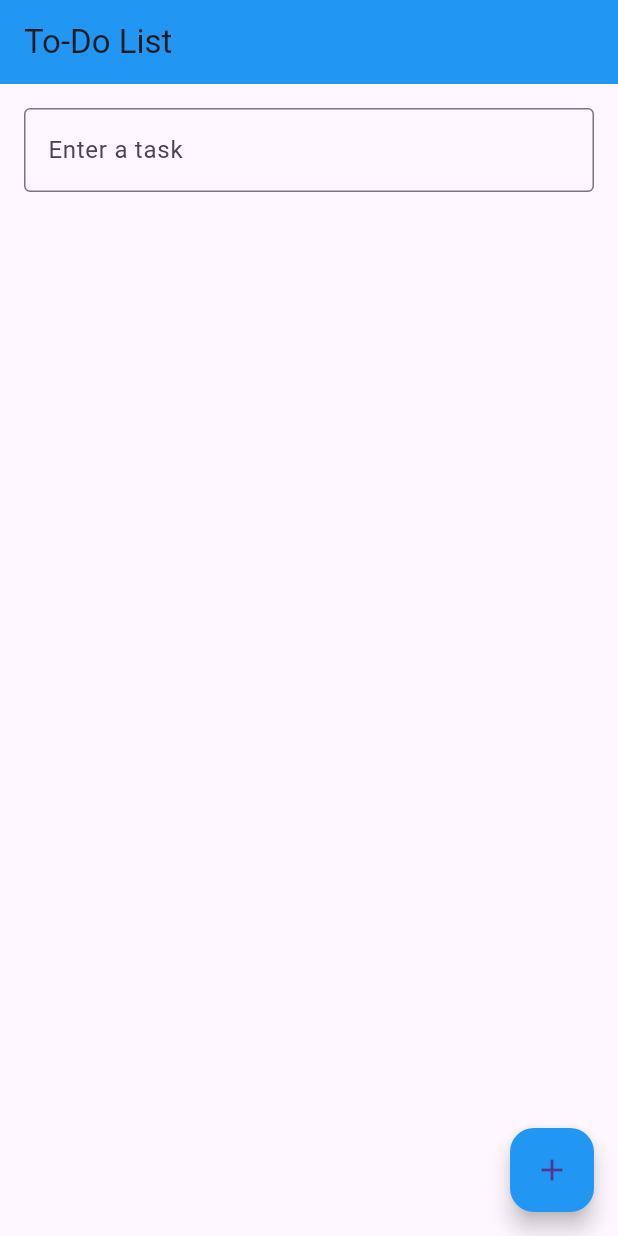
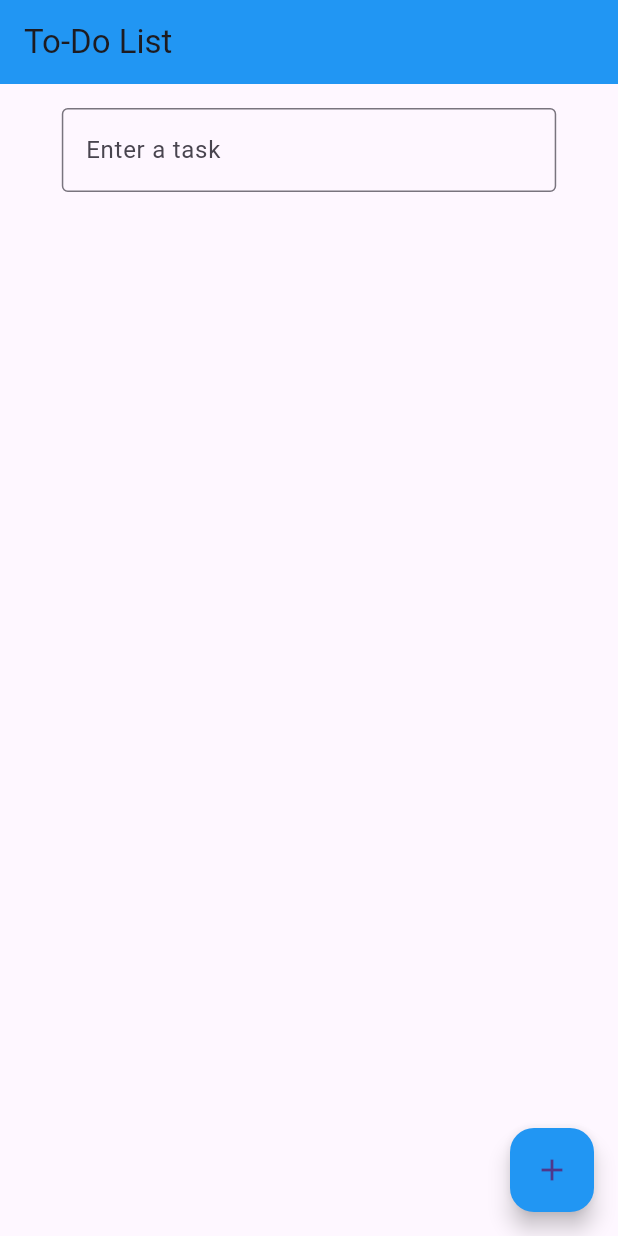
Before and after one commit to natanmuletahunde/flutter_to_do_list, a Flutter app: the screen it shows after launch, on a phone screen of 412 x 824 dp. Run offline on Flutter 3.47's test engine with Material 3 defaults, Android fonts, the phone set to English and light mode, and no system bars.

```diff
--- a/toflutter/lib/main.dart
+++ b/toflutter/lib/main.dart
@@ -61,9 +61,9 @@ class _TodoListScreenState extends State<TodoListScreen> {
         children: <Widget>[
           Padding(
             padding: const EdgeInsets.all(16.0),
-            child: Row(
-              children: <Widget>[
-                Expanded(
+            child: Center(
+              child: SizedBox(
+                width: MediaQuery.of(context).size.width * 0.8, // 80% of screen width
                 child: TextField(
                   controller: _taskController,
                   decoration: const InputDecoration(
@@ -72,7 +72,6 @@ class _TodoListScreenState extends State<TodoListScreen> {
                   ),
                 ),
               ),
-              ],
             ),
           ),
           Expanded(
```
Lines whose indentation alone changed are shown as unchanged.
